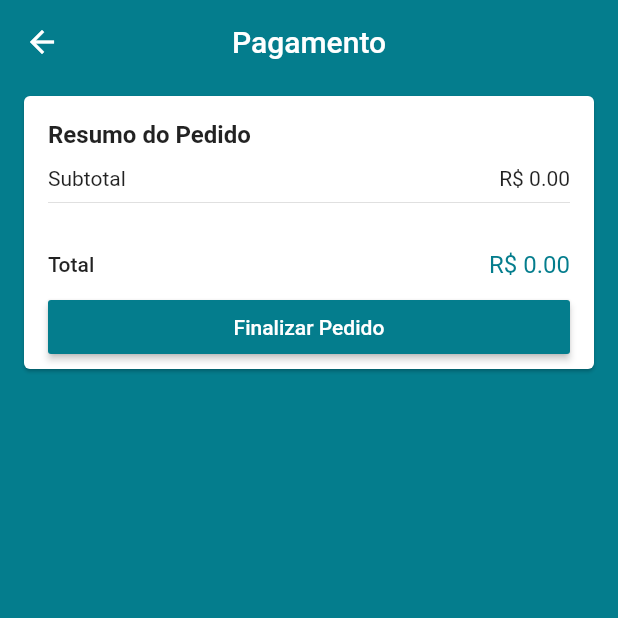
After one commit to ArthurMarianoNeto/Loja, a Flutter app: the CheckoutScreen screen opened by its route, after a tap on "Finalizar Pedido", on a phone screen of 412 x 824 dp, the top half of it. The commit adds this screen. Run offline on Flutter 3.47's test engine with Material 2 defaults, Android fonts, the phone set to English and light mode, and no system bars; our stand-ins replace brasil_fields, carousel_pro, cloud_firestore, dio, faker, firebase_auth and 5 more; missing offline and left inert: alphabet_list_scroll_view; accounts and stored records are empty.

Commit message:
108 - Criando tela de checkout Pagamento

```diff
--- a/lib/main.dart
+++ b/lib/main.dart
@@ -8,6 +8,7 @@ import 'package:loja/models/user_manager.dart';
 import 'package:loja/screens/address/address_screen.dart';
 import 'package:loja/screens/base/base_screen.dart';
 import 'package:loja/screens/cart/cart_screen.dart';
+import 'package:loja/screens/checkout/checkout_screen.dart';
 import 'package:loja/screens/login/login_screen.dart';
 import 'package:loja/screens/product/product_screen.dart';
 import 'package:loja/screens/select_product/select_product_screen.dart';
@@ -95,6 +96,12 @@ class MyApp extends StatelessWidget {
                   builder: (_) => AddressScreen()
               );
 
+            case '/checkout':
+              return MaterialPageRoute(
+                  builder: (_) => CheckoutScreen()
+              );
+
+
             case '/select_product':
               return MaterialPageRoute(
                   builder: (_) => SelectProductScreen()
--- a/lib/models/cart_manager.dart
+++ b/lib/models/cart_manager.dart
@@ -131,7 +131,7 @@ class CartManager extends ChangeNotifier {
 
       if(cepAbertoAddress != null){
         address = Address(
-            complement: cepAbertoAddress.complemento,
+//            complement: cepAbertoAddress.complemento,
             street: cepAbertoAddress.logradouro,
             district: cepAbertoAddress.bairro,
             zipCode: cepAbertoAddress.cep,
--- a/lib/models/cep_aberto_address.dart
+++ b/lib/models/cep_aberto_address.dart
@@ -8,7 +8,7 @@ class CepAbertoAddress {
   final String bairro;
   final Cidade cidade;
   final Estado estado;
-  final String complemento;
+ // final String complemento;
 
   CepAbertoAddress.fromMap(Map<String, dynamic> map) :
         altitude    = map['altitude'] as double,
@@ -18,12 +18,13 @@ class CepAbertoAddress {
         logradouro  = map['logradouro'] as String,
         bairro      = map['bairro'] as String,
         cidade      = Cidade.fromMap(map['cidade'] as Map<String, dynamic>),
-        estado      = Estado.fromMap(map['estado'] as Map<String, dynamic>),
-        complemento  = map['complemento'] as String;
+        estado      = Estado.fromMap(map['estado'] as Map<String, dynamic>);
+//        complemento  = map['complemento'] as String;
 
   @override
   String toString() {
-    return 'CepAbertoAddress{altitude: $altitude, cep: $cep, latitude: $latitude, longitude: $longitude, complemento: $complemento, logradouro: $logradouro, bairro: $bairro, cidade: $cidade, estado: $estado}';
+    //complemento: $complemento,
+    return 'CepAbertoAddress{altitude: $altitude, cep: $cep, latitude: $latitude, longitude: $longitude,  logradouro: $logradouro, bairro: $bairro, cidade: $cidade, estado: $estado}';
   }
 }
 
--- /dev/null
+++ b/lib/models/checkout_manager.dart
@@ -0,0 +1,13 @@
+import 'package:flutter/cupertino.dart';
+import 'package:loja/models/cart_manager.dart';
+
+
+class CheckoutManager extends ChangeNotifier {
+
+  CartManager cartManager;
+
+  // ignore: use_setters_to_change_properties
+  void updateCart(CartManager cartManager){
+    this.cartManager = cartManager;
+  }
+}
--- a/lib/screens/address/address_screen.dart
+++ b/lib/screens/address/address_screen.dart
@@ -20,6 +20,7 @@ class AddressScreen extends StatelessWidget {
               return PriceCard(
                 buttonText: 'Continuar para Pagamento',
                 onPressed: cartManager.isAddressValid ? (){
+                  Navigator.of(context).pushNamed('/checkout');
                 } : null,
               );
             }
--- /dev/null
+++ b/lib/screens/checkout/checkout_screen.dart
@@ -0,0 +1,33 @@
+import 'package:flutter/material.dart';
+import 'package:loja/common/custom_drawer/price_card.dart';
+import 'package:loja/models/cart_manager.dart';
+import 'package:loja/models/checkout_manager.dart';
+import 'package:provider/provider.dart';
+
+class CheckoutScreen extends StatelessWidget {
+  @override
+  Widget build(BuildContext context) {
+    return ChangeNotifierProxyProvider<CartManager, CheckoutManager>(
+      create: (_) => CheckoutManager(),
+      update: (_, cartManager, checkoutManager) =>
+      checkoutManager..updateCart(cartManager),
+      lazy: false,
+      child: Scaffold(
+        appBar: AppBar(
+          title: const Text('Pagamento'),
+          centerTitle: true,
+        ),
+        body: ListView(
+          children: <Widget>[
+            PriceCard(
+              buttonText: 'Finalizar Pedido',
+              onPressed: (){
+
+              },
+            )
+          ],
+        ),
+      ),
+    );
+  }
+}
```
